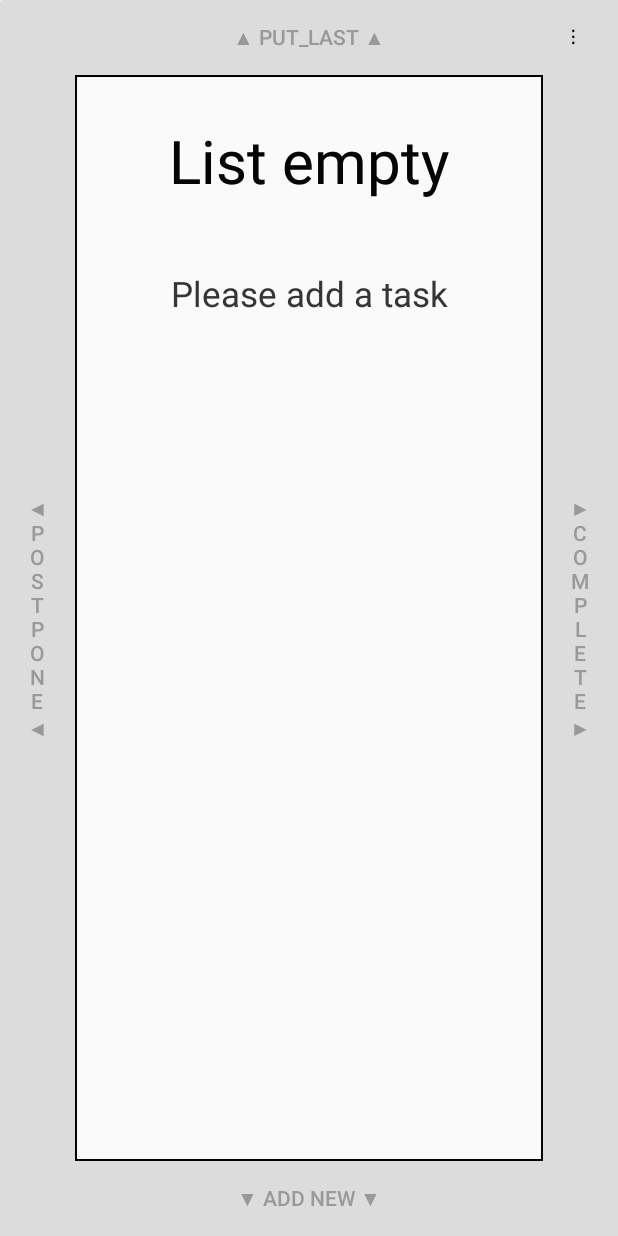
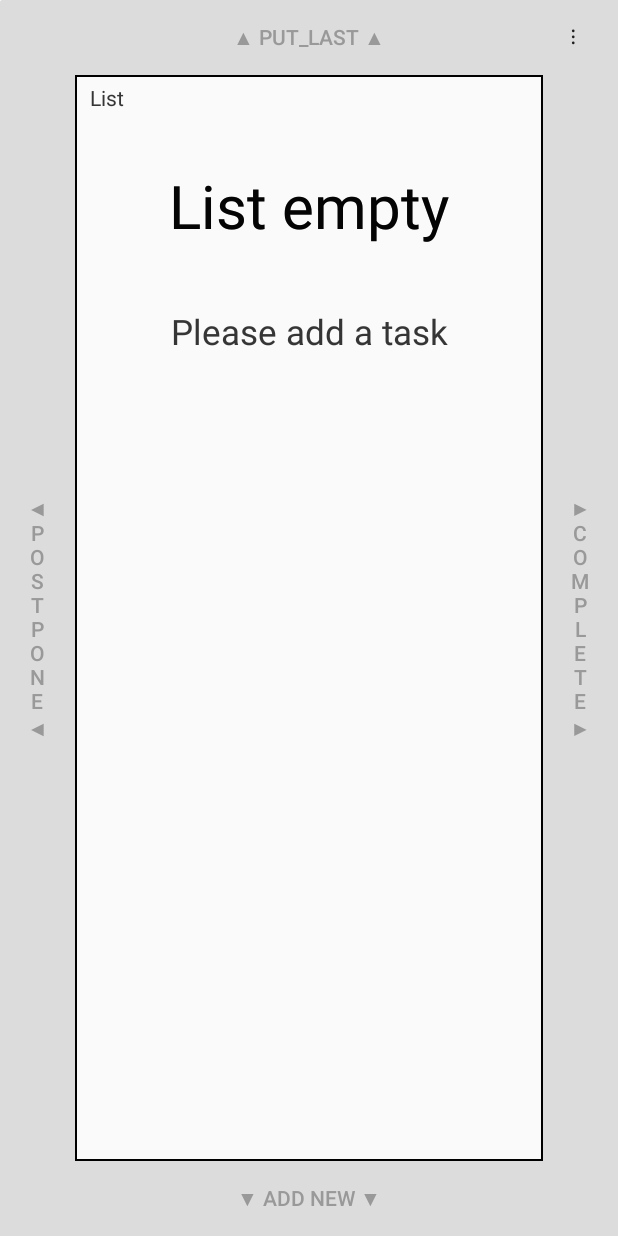
Before and after one commit to MKindberg/TodoQueue, an Android app: the layout activity_main.xml on its own in the app's theme, with its tools: preview values and no code run, on a phone screen of 412 x 824 dp. Run offline under Robolectric (Android 15) with nearby library versions, the phone set to English and light mode, and no system bars.

```diff
--- a/app/src/main/java/com/example/maurax/todoqueue/MainActivity.java
+++ b/app/src/main/java/com/example/maurax/todoqueue/MainActivity.java
@@ -370,28 +370,33 @@ public class MainActivity extends AppCompatActivity {
         TextView tvTask;
         TextView tvDesc;
         TextView tvPrio;
+        TextView tvList;
         View back;
         if(card==FRONT) {
             tvTask = (TextView) findViewById(R.id.TaskView);
             tvDesc = (TextView) findViewById(R.id.DescView);
             tvPrio = (TextView) findViewById(R.id.PrioText);
+            tvList = (TextView) findViewById(R.id.ListText);
             back = findViewById(R.id.textGroup);
         }else{
             tvTask = (TextView) findViewById(R.id.TaskViewBack);
             tvDesc = (TextView) findViewById(R.id.DescViewBack);
             tvPrio = (TextView) findViewById(R.id.PrioTextBack);
+            tvList = (TextView) findViewById(R.id.ListTextBack);
             back = findViewById(R.id.textGroupBack);
         }
 
         assert tvTask != null;
         assert tvDesc != null;
         assert tvPrio != null;
+        assert tvList != null;
         tvTask.setText(name);
         tvDesc.setText(desc);
         if(prio!=0)
             tvPrio.setText(getString(R.string.priority) + Integer.toString(prio));
         else
             tvPrio.setText("");
+        tvList.setText(options.list);
         color(back, prio);
     }
 
--- a/app/src/main/res/layout/activity_main.xml
+++ b/app/src/main/res/layout/activity_main.xml
@@ -87,6 +87,15 @@
             android:clipChildren="false"
             android:clipToPadding="false">
 
+            <TextView
+                android:id="@+id/ListTextBack"
+                android:layout_width="fill_parent"
+                android:layout_height="30dp"
+                android:textAlignment="viewStart"
+                android:text="List"
+                android:paddingStart="10dp"
+                android:paddingTop="5dp"
+                />
 
             <TextView
                 android:id="@+id/TaskViewBack"
@@ -131,7 +140,15 @@
             android:clipToPadding="false"
             >
 
-
+            <TextView
+                android:id="@+id/ListText"
+                android:layout_width="fill_parent"
+                android:layout_height="30dp"
+                android:textAlignment="viewStart"
+                android:text="List"
+                android:paddingStart="10dp"
+                android:paddingTop="5dp"
+                />
 
             <TextView
                 android:id="@+id/TaskView"
```
